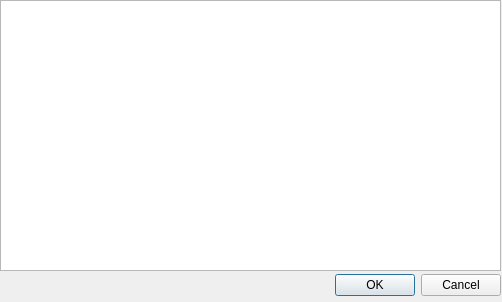
The window that ui/notes.ui (gitter-badger/simplechatclient) describes before a commit, drawn with Qt 5.
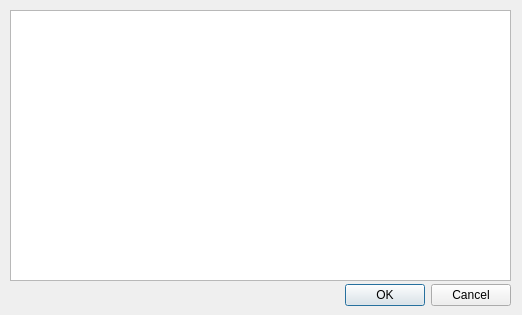
The same window after the commit. Icons and pictures are not drawn.

The edit to the form file:
```diff
--- a/ui/notes.ui
+++ b/ui/notes.ui
@@ -6,14 +6,14 @@
    <rect>
     <x>0</x>
     <y>0</y>
-    <width>502</width>
-    <height>302</height>
+    <width>522</width>
+    <height>315</height>
    </rect>
   </property>
   <property name="minimumSize">
    <size>
-    <width>200</width>
-    <height>200</height>
+    <width>220</width>
+    <height>220</height>
    </size>
   </property>
   <property name="windowTitle">
@@ -26,8 +26,8 @@
   <widget class="QPlainTextEdit" name="plainTextEdit">
    <property name="geometry">
     <rect>
-     <x>0</x>
-     <y>0</y>
+     <x>10</x>
+     <y>10</y>
      <width>501</width>
      <height>271</height>
     </rect>
@@ -36,8 +36,8 @@
   <widget class="QDialogButtonBox" name="buttonBox">
    <property name="geometry">
     <rect>
-     <x>0</x>
-     <y>270</y>
+     <x>10</x>
+     <y>280</y>
      <width>501</width>
      <height>31</height>
     </rect>
```
